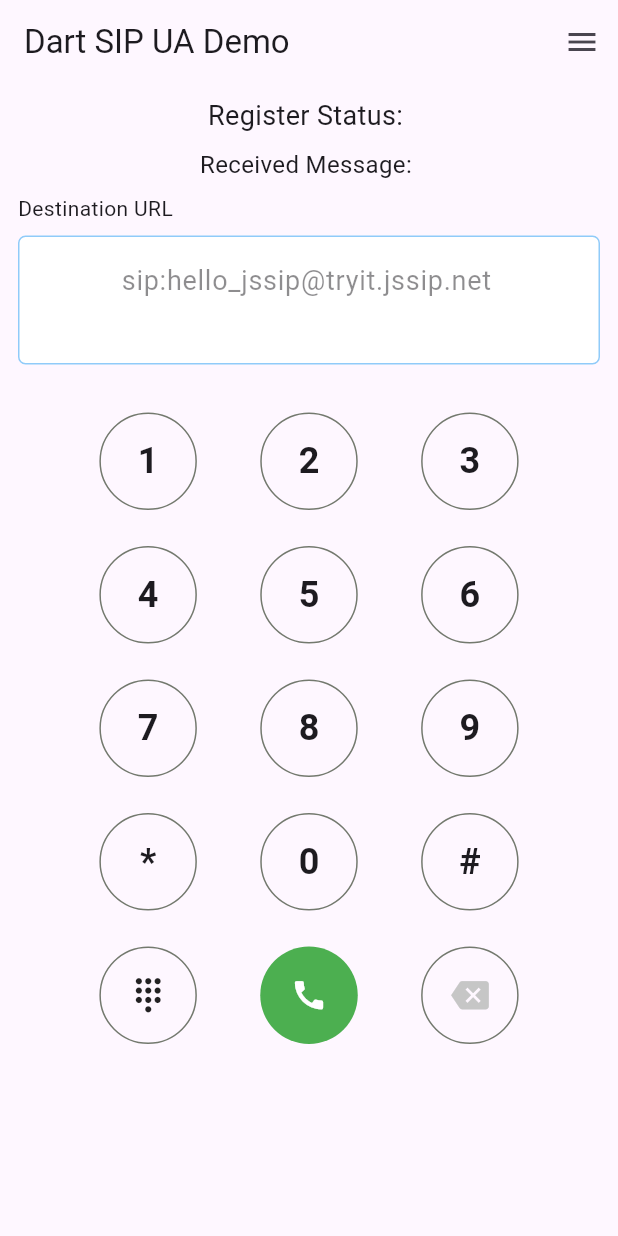
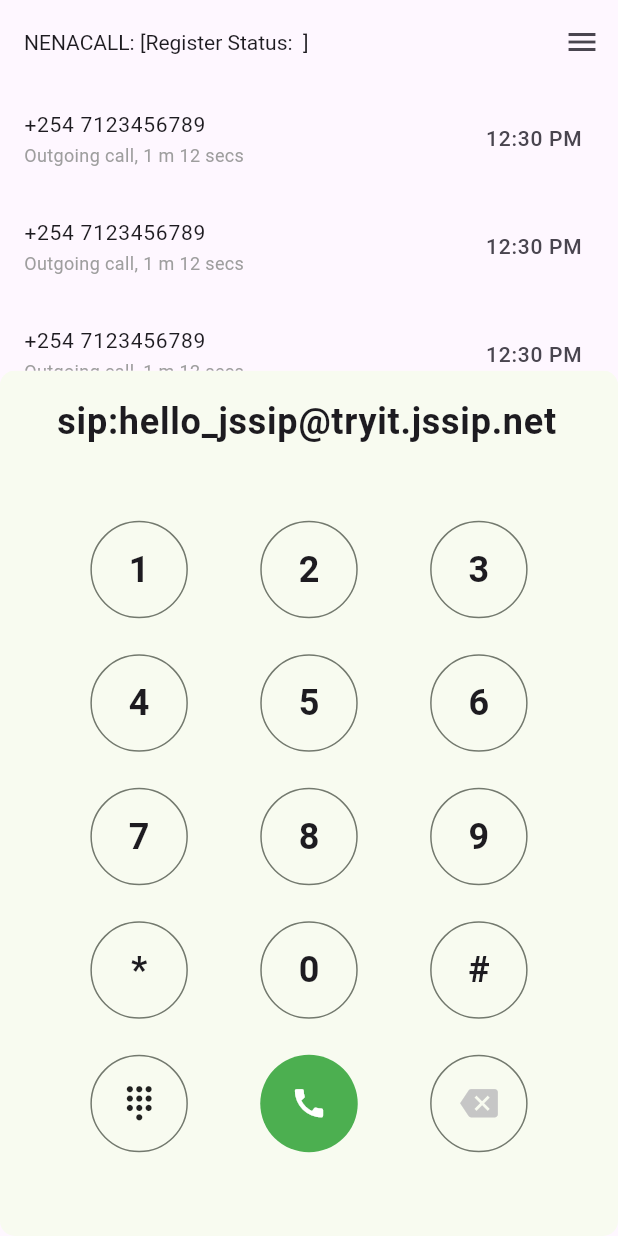
Before and after one commit to Brightmuk/sip-client, a Flutter app: the screen it shows after launch, after a tap on the "dialpad" icon, on a phone screen of 412 x 824 dp. Run offline on Flutter 3.47's test engine with Material 3 defaults, Android fonts, the phone set to English and light mode, and no system bars; our stand-ins replace bloc, logger, modal_bottom_sheet, permission_handler, shared_preferences; missing offline and left inert: flutter_webrtc, sip_ua.

Commit message:
dial pad screen

```diff
--- a/lib/src/dialpad.dart
+++ b/lib/src/dialpad.dart
@@ -4,6 +4,7 @@ import 'package:flutter/foundation.dart';
 import 'package:flutter/material.dart';
 import 'package:flutter_webrtc/flutter_webrtc.dart';
 import 'package:logger/logger.dart';
+import 'package:modal_bottom_sheet/modal_bottom_sheet.dart';
 import 'package:permission_handler/permission_handler.dart';
 import 'package:provider/provider.dart';
 import 'package:shared_preferences/shared_preferences.dart';
@@ -194,35 +195,31 @@ class _MyDialPadWidget extends State<DialPadWidget>
         Theme.of(context).buttonTheme.colorScheme?.surfaceContainerLowest;
     return
     Container(
-      color: ,
+      height: MediaQuery.of(context).size.height*0.7,
+      color: Color.fromRGBO(248, 251, 240, 1),
       child: Column(
         crossAxisAlignment: CrossAxisAlignment.center,
-              mainAxisAlignment: MainAxisAlignment.center,
+
         children: [
-        Align(
-          alignment: AlignmentDirectional.centerStart,
-          child: Text('Destination URL'),
-        ),
-        const SizedBox(height: 8),
         TextField(
           keyboardType: TextInputType.text,
           textAlign: TextAlign.center,
-          style: TextStyle(fontSize: 18, color: textFieldColor),
-          maxLines: 2,
+          style: TextStyle(fontSize: 24, fontWeight: FontWeight.w700),
+
           decoration: InputDecoration(
             filled: true,
-            fillColor: textFieldFill,
+            fillColor: Color.fromRGBO(248, 251, 240, 1),
             border: OutlineInputBorder(
-              borderSide: BorderSide(color: Colors.blue.withValues(alpha: 0.5)),
-              borderRadius: BorderRadius.circular(5),
+              borderSide: BorderSide(color: Colors.transparent),
+
             ),
             enabledBorder: OutlineInputBorder(
-              borderSide: BorderSide(color: Colors.blue.withValues(alpha: 0.5)),
-              borderRadius: BorderRadius.circular(5),
+             borderSide: BorderSide(color: Colors.transparent),
+
             ),
             focusedBorder: OutlineInputBorder(
-              borderSide: BorderSide(color: Colors.blue.withValues(alpha: 0.5)),
-              borderRadius: BorderRadius.circular(5),
+              borderSide: BorderSide(color: Colors.transparent),
+
             ),
           ),
           controller: _textController,
@@ -240,7 +237,7 @@ class _MyDialPadWidget extends State<DialPadWidget>
             mainAxisAlignment: MainAxisAlignment.spaceEvenly,
             children: <Widget>[
               GestureDetector(
-                onTap: () => _handleCall(context),
+                onTap: () => Navigator.pop(context),
                 child: Container(
                   width: 65,
                   height: 65,
@@ -308,7 +305,7 @@ class _MyDialPadWidget extends State<DialPadWidget>
 
     return Scaffold(
       appBar: AppBar(
-        title: Text("Dart SIP UA Demo"),
+        title: Text("NENACALL: [Register Status: ${helper!.registerState.state?.name ?? ''} $receivedMsg]",style: TextStyle(fontSize: 14),),
         actions: <Widget>[
           PopupMenuButton<String>(
               onSelected: (String value) {
@@ -380,27 +377,41 @@ class _MyDialPadWidget extends State<DialPadWidget>
                   ]),
         ],
       ),
-      body: ListView(
-        padding: EdgeInsets.symmetric(horizontal: 12),
-        children: <Widget>[
-          SizedBox(height: 8),
-          Center(
-            child: Text(
-              'Register Status: ${helper!.registerState.state?.name ?? ''}',
-              style: TextStyle(fontSize: 18, color: textColor),
-            ),
-          ),
-          SizedBox(height: 8),
-          Center(
-            child: Text(
-              'Received Message: $receivedMsg',
-              style: TextStyle(fontSize: 16, color: textColor),
-            ),
-          ),
-          SizedBox(height: 8),
-           _buildDialPad()
-        ],
-      ),
+      body:  ListView.builder(
+            itemCount: 3,
+            itemBuilder: (context, index){
+            return ListTile(
+              title: Text('+254 7123456789',style: TextStyle(fontSize: 14),),
+              subtitle: Text('Outgoing call, 1 m 12 secs',style: TextStyle(fontSize: 12,color: Colors.grey),),
+              trailing: Text('12:30 PM',style: TextStyle(fontSize: 14),),
+            );
+          }),
+      floatingActionButtonLocation: FloatingActionButtonLocation.centerFloat,
+     floatingActionButton: GestureDetector(
+                  onTap: (){
+                    showMaterialModalBottomSheet(
+                      elevation: 0,
+
+                        barrierColor: Colors.transparent,
+                        context: context,
+                        shape: RoundedRectangleBorder(borderRadius: BorderRadius.circular(10)),
+                        builder: (context) => _buildDialPad(),
+                      );
+                  },
+                  child: Container(
+                    width: 65,
+                    height: 65,
+                    decoration: BoxDecoration(
+                        borderRadius: BorderRadius.circular(65),
+                        border: Border.all(
+                            color: Color.fromRGBO(115, 121, 110, 1), width: 1)),
+                    child: Center(
+                        child: Icon(
+                      Icons.dialpad,
+                      size: 25,
+                    )),
+                  ),
+                ),
     );
   }
 
--- a/pubspec.yaml
+++ b/pubspec.yaml
@@ -28,6 +28,7 @@ dependencies:
   flutter_webrtc: ^0.12.6
   provider: 6.1.2
   logger: ^2.5.0
+  modal_bottom_sheet: ^3.0.0
 
 dev_dependencies:
   flutter_test:
```
Also changed, not shown: pubspec.lock.
